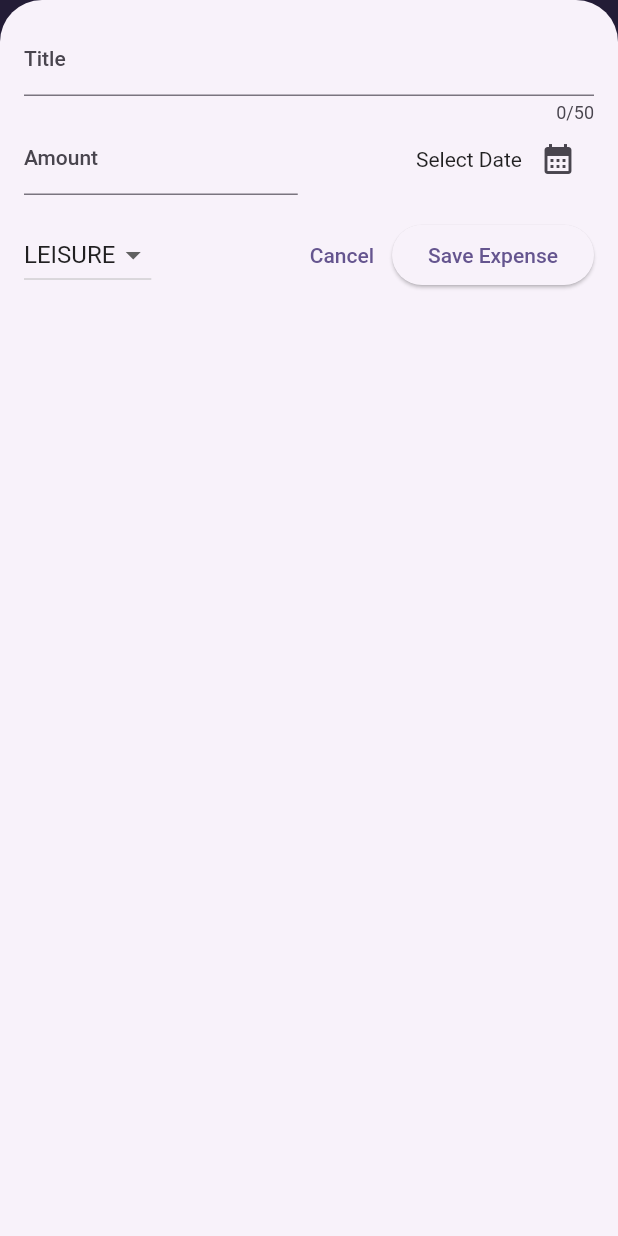
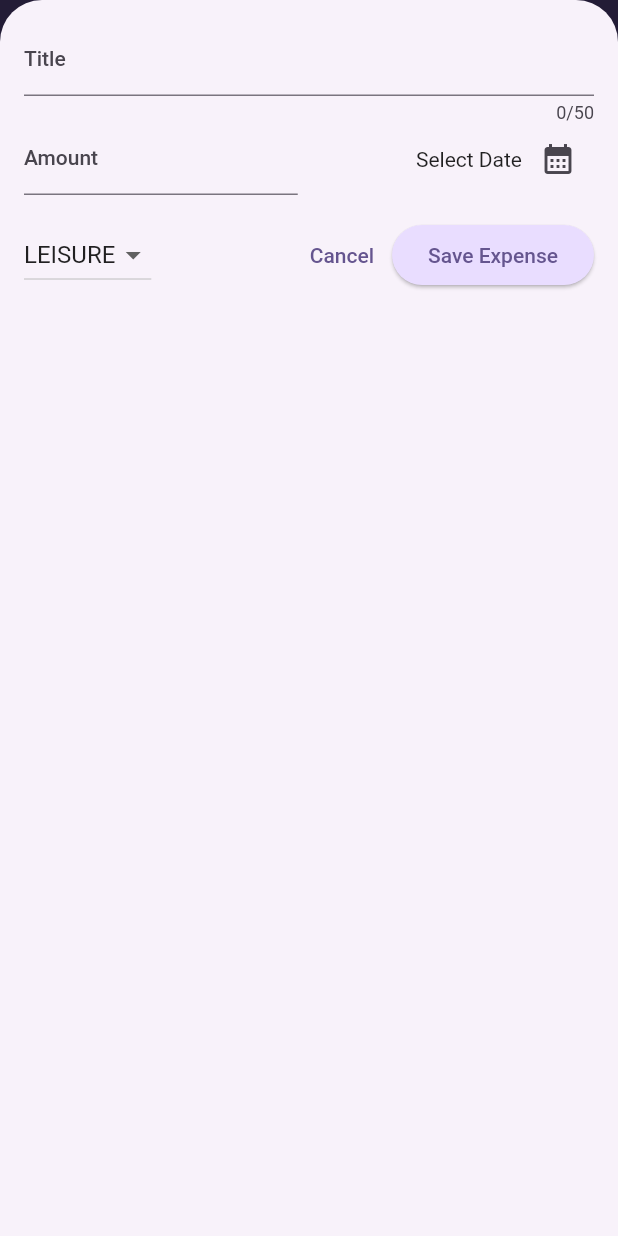
Before and after one commit to toxirjon96/expense_tracker, a Flutter app: the screen it shows after launch, after a tap on the "add" icon, on a phone screen of 412 x 824 dp. Run offline on Flutter 3.47's test engine with Material 2 defaults, Android fonts, the phone set to English and light mode, and no system bars.

Commit message:
app modified

```diff
--- a/lib/main.dart
+++ b/lib/main.dart
@@ -1,13 +1,36 @@
 import 'package:expense_tracker/src/expense_tracker_library.dart';
 
+final kColorSchema = ColorScheme.fromSeed(
+  seedColor: const Color.fromARGB(255, 96, 59, 181),
+);
+
+final kDarkColorSchema = ColorScheme.fromSeed(
+  brightness: Brightness.dark,
+  seedColor: const Color.fromARGB(255, 5, 99, 125),
+);
+
 void main() {
-  final kColorSchema = ColorScheme.fromSeed(
-    seedColor: const Color.fromARGB(255, 96, 59, 181),
-  );
   runApp(
     MaterialApp(
       debugShowCheckedModeBanner: false,
       title: "Expense tracker",
+      darkTheme: ThemeData.dark().copyWith(
+        useMaterial3: true,
+        colorScheme: kDarkColorSchema,
+        cardTheme: const CardTheme().copyWith(
+          color: kDarkColorSchema.secondaryContainer,
+          margin: const EdgeInsets.symmetric(
+            horizontal: 16,
+            vertical: 8,
+          ),
+        ),
+        elevatedButtonTheme: ElevatedButtonThemeData(
+          style: ElevatedButton.styleFrom(
+            backgroundColor: kDarkColorSchema.primaryContainer,
+            foregroundColor: kDarkColorSchema.onPrimaryContainer,
+          ),
+        ),
+      ),
       theme: ThemeData().copyWith(
         useMaterial3: true,
         colorScheme: kColorSchema,
@@ -22,7 +45,20 @@ void main() {
             vertical: 8,
           ),
         ),
+        elevatedButtonTheme: ElevatedButtonThemeData(
+          style: ElevatedButton.styleFrom(
+            backgroundColor: kColorSchema.primaryContainer,
+          ),
+        ),
+        textTheme: ThemeData().textTheme.copyWith(
+              titleLarge: TextStyle(
+                fontWeight: FontWeight.bold,
+                color: kColorSchema.onSecondaryContainer,
+                fontSize: 16,
+              ),
+            ),
       ),
+      themeMode: ThemeMode.system,
       home: const Expenses(),
     ),
   );
--- a/lib/src/ui/expenses_item.dart
+++ b/lib/src/ui/expenses_item.dart
@@ -17,11 +17,17 @@ class ExpensesItem extends StatelessWidget {
           vertical: 16,
         ),
         child: Column(
+          crossAxisAlignment: CrossAxisAlignment.start,
           children: [
-            Text(expense.title),
+            Text(
+              expense.title,
+              style: Theme.of(context).textTheme.titleLarge,
+            ),
             Row(
               children: [
-                Text(expense.category.categoryName),
+                Text(
+                  expense.category.categoryName,
+                ),
                 const Spacer(),
                 Row(
                   children: [
--- a/lib/src/ui/expenses_list.dart
+++ b/lib/src/ui/expenses_list.dart
@@ -15,8 +15,14 @@ class ExpensesList extends StatelessWidget {
     return ListView.builder(
       itemCount: expensesList.length,
       itemBuilder: (ctx, index) => Dismissible(
+        background: Container(
+          color: Theme.of(context).colorScheme.error,
+          margin: EdgeInsets.symmetric(
+            horizontal: Theme.of(context).cardTheme.margin!.horizontal,
+          ),
+        ),
         key: ValueKey(expensesList[index]),
-        onDismissed: (direction) =>{
+        onDismissed: (direction) => {
           onRemoveExpense(expensesList[index]),
         },
         child: ExpensesItem(
```
